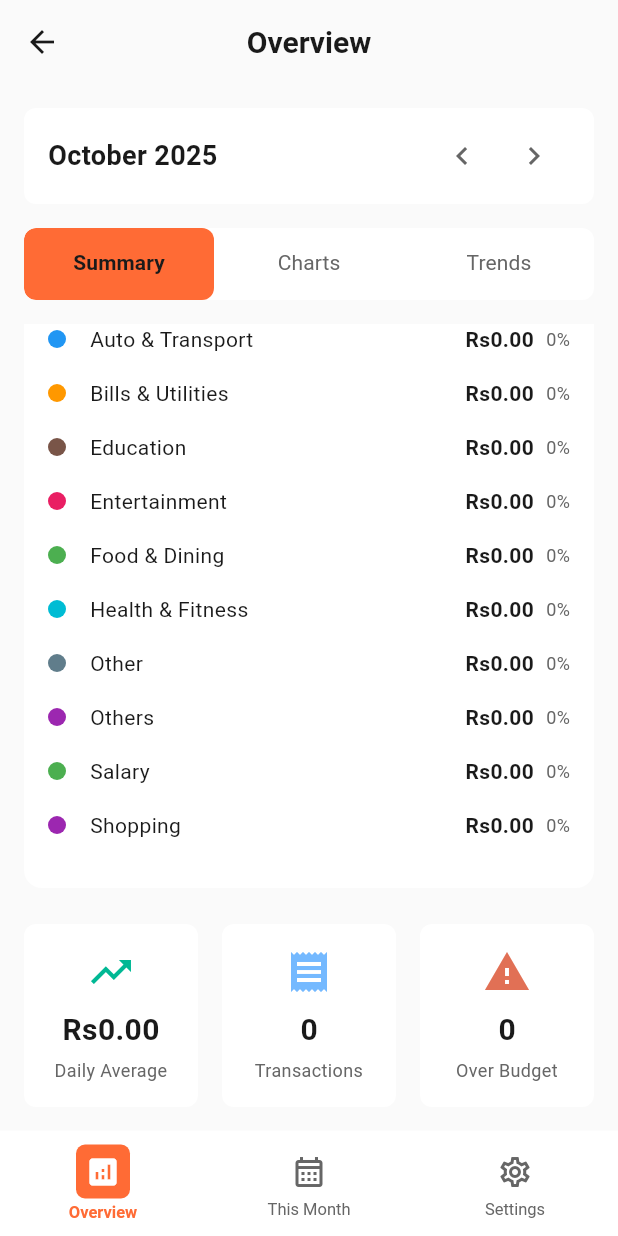
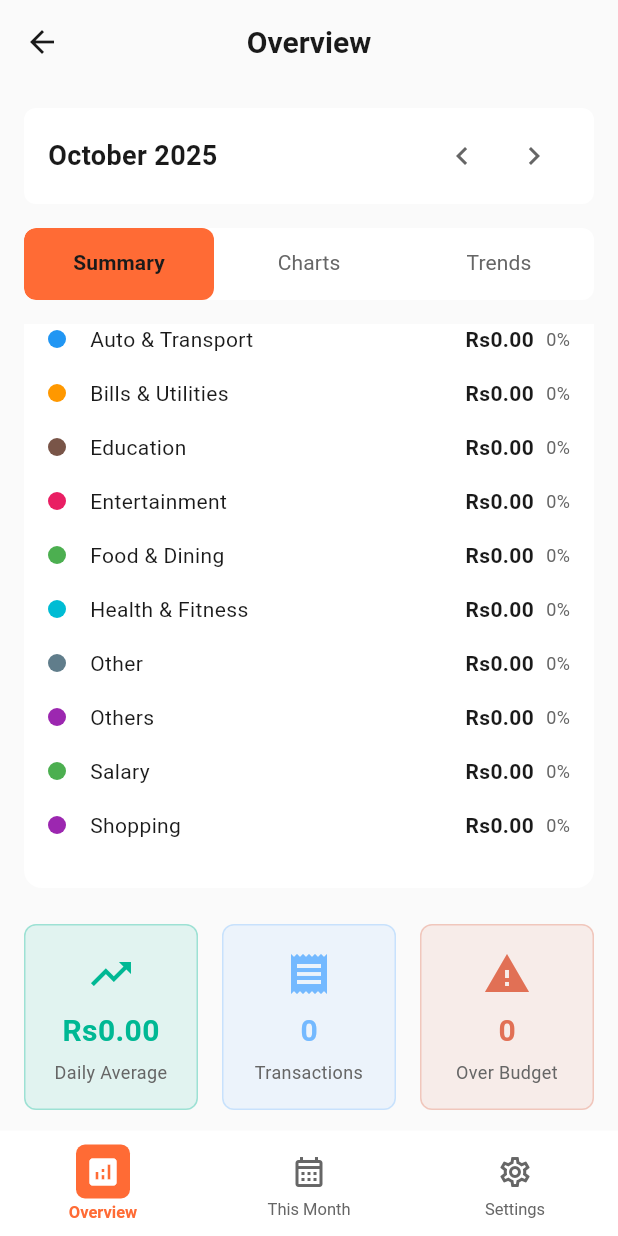
Before and after one commit to rishithamenush/moneymaker, a Flutter app: the OverviewPage screen opened by its route, scrolled down 389 dp, on a phone screen of 412 x 824 dp. Run offline on Flutter 3.47's test engine with Material 3 defaults, Android fonts, the phone set to English and light mode, and no system bars; our stand-ins replace equatable, firebase_auth, firebase_core, fl_chart, flutter_local_notifications, flutter_secure_storage and 4 more; accounts and stored records are empty.

```diff
--- a/lib/presentation/pages/overview/overview_page.dart
+++ b/lib/presentation/pages/overview/overview_page.dart
@@ -400,8 +400,12 @@ class _OverviewPageState extends State<OverviewPage> with TickerProviderStateMix
     return Container(
       padding: const EdgeInsets.all(AppDimensions.paddingM),
       decoration: BoxDecoration(
-        color: ThemeColors.getSurface(context),
+        color: color.withOpacity(0.1),
         borderRadius: BorderRadius.circular(AppDimensions.radiusM),
+        border: Border.all(
+          color: color.withOpacity(0.3),
+          width: 1,
+        ),
       ),
       child: Column(
         children: [
@@ -414,7 +418,7 @@ class _OverviewPageState extends State<OverviewPage> with TickerProviderStateMix
           Text(
             value,
             style: TextStyle(
-              color: ThemeColors.getTextPrimary(context),
+              color: color,
               fontSize: 20,
               fontWeight: FontWeight.bold,
             ),
```
